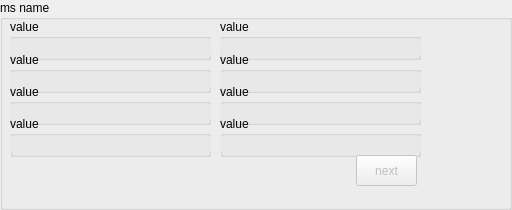
Above: code/display/implement/region/QtMsRegionStats.ui from radio-astro/casa before the change. Below: the same form after it.
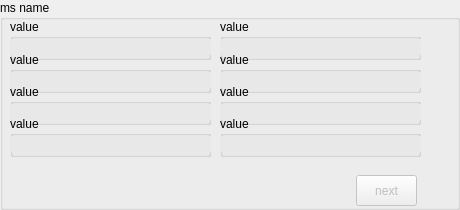
That is the form after the change.

Commit message:
New Development: no             JIRA Issue: no       Ready to Release: yes      Interface Changes: none What Interface Changed: none          Test Programs: none   Put in Release Notes: no
           Description: *release*changes*
o  prevent creation of polygons without at least 3 points
o  clean up linux region dock appearance (somewhat)

Diff of the .ui file:
```diff
--- a/code/display/implement/region/QtMsRegionStats.ui
+++ b/code/display/implement/region/QtMsRegionStats.ui
@@ -6,16 +6,28 @@
    <rect>
     <x>0</x>
     <y>0</y>
-    <width>512</width>
+    <width>460</width>
     <height>210</height>
    </rect>
   </property>
+  <property name="sizePolicy">
+   <sizepolicy hsizetype="Preferred" vsizetype="Preferred">
+    <horstretch>0</horstretch>
+    <verstretch>0</verstretch>
+   </sizepolicy>
+  </property>
   <property name="minimumSize">
    <size>
     <width>460</width>
     <height>0</height>
    </size>
   </property>
+  <property name="maximumSize">
+   <size>
+    <width>16777215</width>
+    <height>210</height>
+   </size>
+  </property>
   <property name="windowTitle">
    <string>GroupBox</string>
   </property>
@@ -717,7 +729,7 @@
    <property name="geometry">
     <rect>
      <x>356</x>
-     <y>155</y>
+     <y>175</y>
      <width>61</width>
      <height>31</height>
     </rect>
```
The commit also changes 4 other files.
